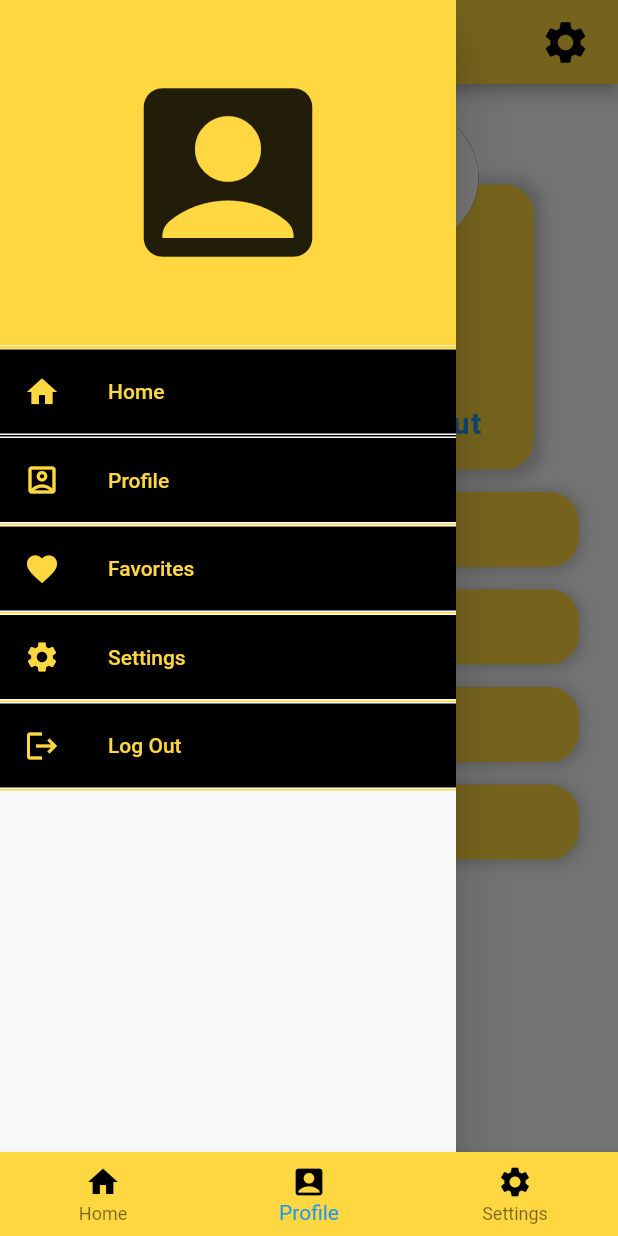
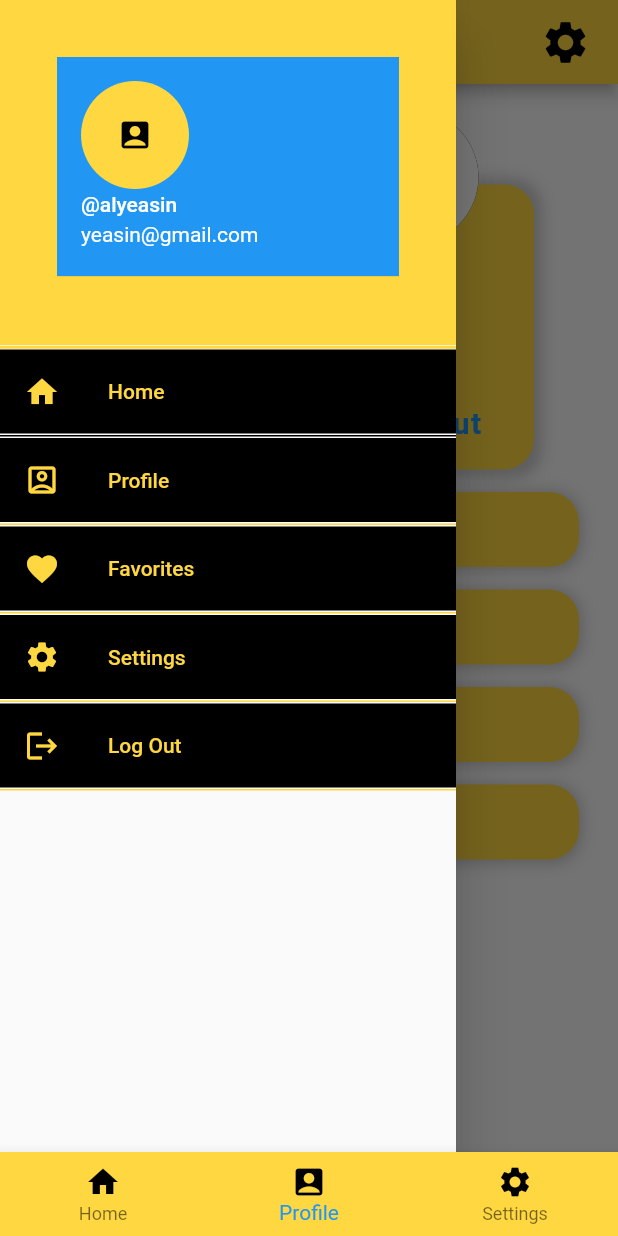
Before and after one commit to realalyeasin/user_profile, a Flutter app: the screen it shows after launch, item 2 of the bottom bar chosen, with the side drawer open, on a phone screen of 412 x 824 dp. Run offline on Flutter 3.47's test engine with Material 2 defaults, Android fonts, the phone set to English and light mode, and no system bars; our stand-ins replace geolocator.

Commit message:
user_profile

```diff
--- a/lib/user_profile.dart
+++ b/lib/user_profile.dart
@@ -1,4 +1,5 @@
 import 'package:flutter/material.dart';
+import 'package:user_profile/currentLocation.dart';
 import 'package:user_profile/settings.dart';
 import 'bottom_navigation.dart';
 import 'logout_login_page.dart';
@@ -54,9 +55,15 @@ class UserProfile extends StatelessWidget {
                     child: Container(
                       width: double.infinity,
                       color: Colors.amberAccent,
-                      child: Icon(
-                        Icons.account_box,
-                        size: 150,
+                      child: UserAccountsDrawerHeader(
+                        accountName: Text('@alyeasin'),
+                        accountEmail: Text('yeasin@gmail.com'),
+                        currentAccountPicture: GestureDetector(
+                          child: CircleAvatar(
+                            backgroundColor: Colors.amberAccent,
+                            child: Icon(Icons.account_box, color: Colors.black,),
+                          ),
+                        ),
                       ),
                     )),
               ),
@@ -351,6 +358,9 @@ class UserProfile extends StatelessWidget {
                       style: TextStyle(
                           color: Colors.black, fontWeight: FontWeight.bold),
                     ),
+                    onTap: (){
+                        Navigator.push(context, MaterialPageRoute(builder: (context)=> CurrentLocation() ));
+                    },
                   ),
                 ),
               ],
--- a/pubspec.yaml
+++ b/pubspec.yaml
@@ -24,6 +24,7 @@ dependencies:
   flutter:
     sdk: flutter
   bottom_navy_bar: ^6.0.0
+  geolocator: ^8.0.0
 
 
   # The following adds the Cupertino Icons font to your application.
```
Also changed, not shown: lib/currentLocation.dart (added, +46 -0 lines), pubspec.lock, 3 other files.
